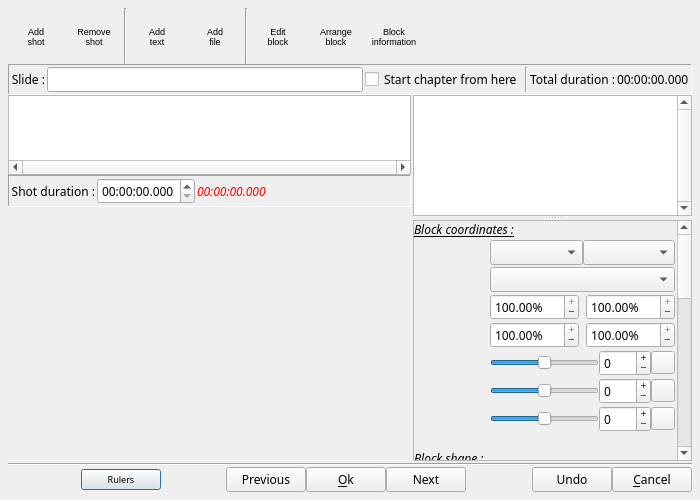
boenki/ffdiaporama, file src/ffDiaporama/DlgSlide/DlgSlideProperties.ui: the form before one commit.
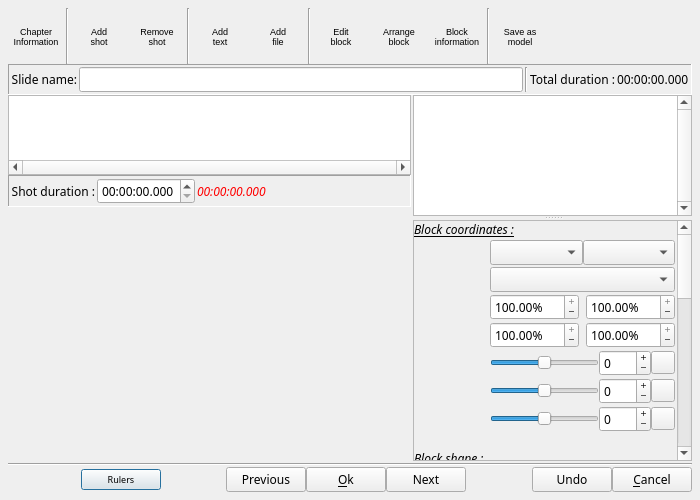
The form after the commit. Icons and pictures are not drawn. Custom widgets are drawn as their Qt base class.

Patch:
```diff
--- a/src/ffDiaporama/DlgSlide/DlgSlideProperties.ui
+++ b/src/ffDiaporama/DlgSlide/DlgSlideProperties.ui
@@ -105,6 +105,54 @@
       <property name="bottomMargin">
        <number>0</number>
       </property>
+      <item>
+       <widget class="QToolButton" name="ChapterBT">
+        <property name="minimumSize">
+         <size>
+          <width>56</width>
+          <height>56</height>
+         </size>
+        </property>
+        <property name="maximumSize">
+         <size>
+          <width>56</width>
+          <height>56</height>
+         </size>
+        </property>
+        <property name="font">
+         <font>
+          <pointsize>-1</pointsize>
+         </font>
+        </property>
+        <property name="toolTip">
+         <string>Manage chapter information for this slide</string>
+        </property>
+        <property name="text">
+         <string>Chapter
+Information</string>
+        </property>
+        <property name="icon">
+         <iconset resource="../../../RSCffDiaporama.qrc">
+          <normaloff>:/img/Chapter_big.png</normaloff>:/img/Chapter_big.png</iconset>
+        </property>
+        <property name="iconSize">
+         <size>
+          <width>24</width>
+          <height>24</height>
+         </size>
+        </property>
+        <property name="toolButtonStyle">
+         <enum>Qt::ToolButtonTextUnderIcon</enum>
+        </property>
+       </widget>
+      </item>
+      <item>
+       <widget class="Line" name="line_4">
+        <property name="orientation">
+         <enum>Qt::Vertical</enum>
+        </property>
+       </widget>
+      </item>
       <item>
        <widget class="QToolButton" name="AddShot">
         <property name="sizePolicy">
@@ -426,6 +474,54 @@
         </property>
        </widget>
       </item>
+      <item>
+       <widget class="Line" name="line_6">
+        <property name="orientation">
+         <enum>Qt::Vertical</enum>
+        </property>
+       </widget>
+      </item>
+      <item>
+       <widget class="QToolButton" name="SaveModelBT">
+        <property name="minimumSize">
+         <size>
+          <width>56</width>
+          <height>56</height>
+         </size>
+        </property>
+        <property name="maximumSize">
+         <size>
+          <width>56</width>
+          <height>56</height>
+         </size>
+        </property>
+        <property name="font">
+         <font>
+          <pointsize>-1</pointsize>
+         </font>
+        </property>
+        <property name="toolTip">
+         <string>Save this slide as a model</string>
+        </property>
+        <property name="text">
+         <string>Save as
+model</string>
+        </property>
+        <property name="icon">
+         <iconset resource="../../../RSCffDiaporama.qrc">
+          <normaloff>:/img/db_menu_big.png</normaloff>:/img/db_menu_big.png</iconset>
+        </property>
+        <property name="iconSize">
+         <size>
+          <width>24</width>
+          <height>24</height>
+         </size>
+        </property>
+        <property name="toolButtonStyle">
+         <enum>Qt::ToolButtonTextUnderIcon</enum>
+        </property>
+       </widget>
+      </item>
       <item>
        <spacer name="horizontalSpacer_6">
         <property name="orientation">
@@ -481,7 +577,7 @@
          </font>
         </property>
         <property name="text">
-         <string>Slide :</string>
+         <string>Slide name:</string>
         </property>
         <property name="alignment">
          <set>Qt::AlignRight|Qt::AlignTrailing|Qt::AlignVCenter</set>
@@ -507,26 +603,6 @@
         </property>
        </widget>
       </item>
-      <item>
-       <widget class="QCheckBox" name="NewChapterCB">
-        <property name="sizePolicy">
-         <sizepolicy hsizetype="Minimum" vsizetype="Preferred">
-          <horstretch>0</horstretch>
-          <verstretch>0</verstretch>
-         </sizepolicy>
-        </property>
-        <property name="toolTip">
-         <string>Start a new chapter from this slide. (If this box is checked, the slide will mark the beginning of a new chapter.)
-
-Remarks :
-- The name of the chapter will be the name of the slide.
-- With the exception of the 1st chapter of the video which cannot be deactivated, is always positioned on the 1st slide and always begins at 0, chapters begin after the enterring transition.</string>
-        </property>
-        <property name="text">
-         <string>Start chapter from here</string>
-        </property>
-       </widget>
-      </item>
       <item>
        <widget class="Line" name="line_2">
         <property name="orientation">
```
Left out of the diff: 34 changed lines with no effect on the pictures.
